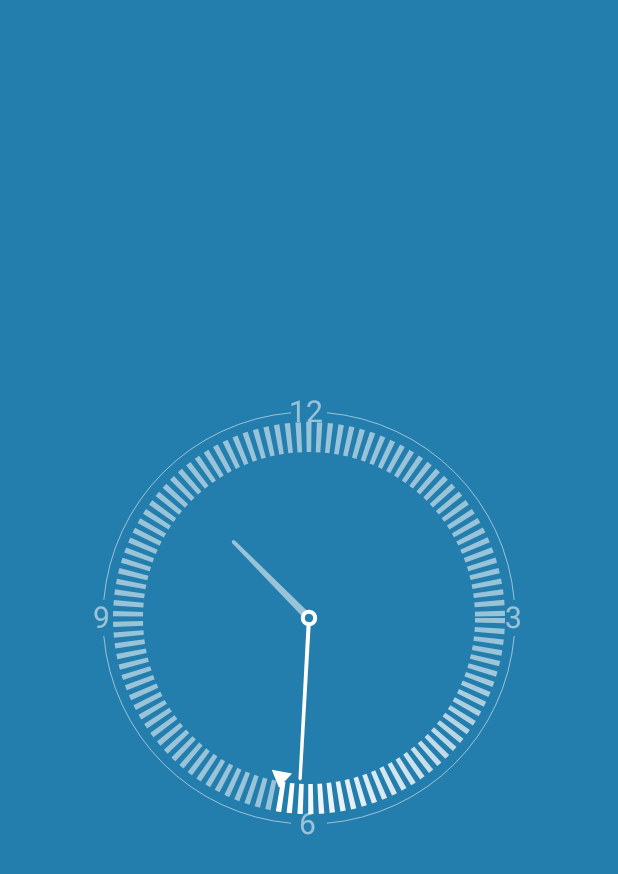
After one commit to cuiwenju2017/We, an Android app: the layout activity_clock.xml on its own in the app's theme, with its tools: preview values and no code run, on a phone screen of 412 x 824 dp. The commit adds this screen. Shown: the top 874 px of the screen. Run offline under Robolectric (Android 15) with nearby library versions, the phone set to English and light mode, and no system bars.

Commit message:
2020/03/19

```diff
--- /dev/null
+++ b/app/src/main/java/com/cwj/love_lhh/view/OclockView.java
@@ -0,0 +1,418 @@
+package com.cwj.love_lhh.view;
+
+import android.animation.PropertyValuesHolder;
+import android.animation.TimeInterpolator;
+import android.animation.ValueAnimator;
+import android.content.Context;
+import android.graphics.Camera;
+import android.graphics.Canvas;
+import android.graphics.Color;
+import android.graphics.DashPathEffect;
+import android.graphics.Matrix;
+import android.graphics.Paint;
+import android.graphics.Path;
+import android.graphics.RectF;
+import android.graphics.SweepGradient;
+import android.os.Build;
+import android.util.AttributeSet;
+import android.view.MotionEvent;
+import android.view.View;
+
+import androidx.annotation.RequiresApi;
+
+import java.util.Calendar;
+
+/**
+ * Created by yc.Zhao on 2017/12/26 0026.
+ * 时钟View,change
+ */
+
+public class OclockView extends View {
+    //时钟正方形的宽高
+    private int width;
+    //圆心点x和y坐标,x=y
+    private int mCenterPoint;
+    //刻度笔,为浅白色
+    private Paint paint;
+    //当前刻度笔，为白色
+    private Paint time_paint;
+    //中心圆环笔
+    private Paint center_paint;
+    //渐变比
+    private Paint change_paint;
+    //秒针比
+    private Paint sPaint;
+    //分针比
+    private Paint mPaint;
+    //是真比
+    private Paint hPaint;
+    //圆的半径,设置为屏幕的三分之一
+    private int radius;
+    //屏幕边缘到圆环的距离
+    private int distance;
+    /* 触摸时作用在Camera的矩阵 */
+    private Matrix mCameraMatrix;
+    //用于实现3d效果
+    private Camera mCamera;
+    //处理钟表动画
+    private ValueAnimator valueAnimator;
+    //camera旋转的最大角度
+    private float mMaxCameraRotate = 10;
+    /* camera绕X轴旋转的角度 */
+    private float mCameraRotateX;
+    /* camera绕Y轴旋转的角度 */
+    private float mCameraRotateY;
+    /* 指针的在x轴的位移 */
+    private float mCanvasTranslateX;
+    /* 指针的在y轴的位移 */
+    private float mCanvasTranslateY;
+    /* 指针的最大位移 */
+    private float mMaxCanvasTranslate;
+    /* 时针角度 */
+    private float mHourDegree;
+    /* 分针角度 */
+    private float mMinuteDegree;
+    /* 秒针角度 */
+    private float mSecondDegree;
+
+    /* 渐变矩阵，作用在SweepGradient */
+    private Matrix mGradientMatrix;
+    /* 梯度扫描渐变 */
+    private SweepGradient mSweepGradient;
+
+    private int weithColor;
+    private int grayColor;
+    private Canvas mCanvas;
+
+    /* 时针路径 */
+    private Path mHourHandPath;
+    /* 分针路径 */
+    private Path mMinuteHandPath;
+    /* 秒针路径 */
+    private Path mSecondHandPath;
+    private RectF mCircleRectF;
+    public OclockView(Context context) {
+        this(context,null);
+    }
+
+    public OclockView(Context context, AttributeSet attrs) {
+        this(context, attrs,0);
+    }
+
+    public OclockView(Context context, AttributeSet attrs, int defStyleAttr) {
+        super(context, attrs, defStyleAttr);
+        paint = new Paint();
+        paint.setColor(Color.parseColor("#88ffffff"));
+        paint.setStyle(Paint.Style.STROKE);
+        paint.setAntiAlias(true);
+        center_paint = new Paint();
+        center_paint.setColor(Color.parseColor("#ffffff"));
+        center_paint.setStyle(Paint.Style.STROKE);
+        center_paint.setAntiAlias(true);
+        center_paint.setStrokeWidth(13);
+        time_paint = new Paint();
+        time_paint.setColor(Color.parseColor("#88ffffff"));
+        time_paint.setStyle(Paint.Style.STROKE);
+        time_paint.setAntiAlias(true);
+        DashPathEffect dashPathEffect = new DashPathEffect(new float[]{5,5},0);
+        time_paint.setPathEffect(dashPathEffect);
+
+        mCameraMatrix = new Matrix();
+        mCamera = new Camera();
+
+        mGradientMatrix = new Matrix();
+
+        weithColor = Color.parseColor("#ffffff");
+        grayColor = Color.parseColor("#88ffffff");
+
+        mSecondHandPath = new Path();
+        mMinuteHandPath = new Path();
+        mHourHandPath = new Path();
+
+        sPaint = new Paint();
+        sPaint.setColor(Color.parseColor("#ffffff"));
+        sPaint.setStyle(Paint.Style.FILL);
+        sPaint.setAntiAlias(true);
+
+        change_paint = new Paint();
+        change_paint.setStyle(Paint.Style.STROKE);
+        change_paint.setAntiAlias(true);
+        DashPathEffect dashPathEffect2 = new DashPathEffect(new float[]{5,5},0);
+        change_paint.setPathEffect(dashPathEffect2);
+
+        mCircleRectF = new RectF();
+        mPaint = new Paint();
+        mPaint.setColor(Color.parseColor("#ffffff"));
+        mPaint.setStyle(Paint.Style.FILL);
+        mPaint.setAntiAlias(true);
+
+        hPaint = new Paint();
+        hPaint.setColor(Color.parseColor("#88ffffff"));
+        hPaint.setStyle(Paint.Style.FILL);
+        hPaint.setAntiAlias(true);
+    }
+
+    private void getTime() {
+        Calendar calendar = Calendar.getInstance();
+        //毫秒
+        float milliSecond = calendar.get(Calendar.MILLISECOND);
+        //秒
+        float second = calendar.get(Calendar.SECOND)+milliSecond/1000;
+        //分
+        float minute = calendar.get(Calendar.MINUTE)+second/60;
+        //时
+        float hour = calendar.get(Calendar.HOUR)+minute/60;
+        //求出三个指针的角度
+        mSecondDegree = second*6;
+        mMinuteDegree = 6*minute;
+        mHourDegree = 30*hour;
+    }
+
+    @RequiresApi(api = Build.VERSION_CODES.LOLLIPOP)
+    @Override
+    protected void onDraw(Canvas canvas) {
+        super.onDraw(canvas);
+        mCanvas=canvas;
+        //Camera实现3D效果
+        mCameraMatrix.reset();
+        mCamera.save();
+        mCamera.rotateX(mCameraRotateX);
+        mCamera.rotateY(mCameraRotateY);
+        mCamera.getMatrix(mCameraMatrix);
+        mCamera.restore();
+        mCameraMatrix.preTranslate(-getWidth()/2,-getHeight()/2);
+        mCameraMatrix.postTranslate(getWidth()/2,getHeight()/2);
+        canvas.concat(mCameraMatrix);
+
+        //获取系统时间
+        getTime();
+
+
+        //1、先把3,6,9,12四大刻度文字写出来，涉及到文字基准线和字体长度，所以微调一下
+        paint.setTextSize(30);
+        canvas.drawText("12",width/2-20,distance+10,paint);
+        canvas.drawText("3",width-distance-10,distance+10+radius,paint);
+        canvas.drawText("6",width/2-10,width-distance+10,paint);
+        canvas.drawText("9",distance-10,distance+radius+10,paint);
+
+        //2、把时钟外层轮廓 补全,注意留下一点间距(给圆心角流出5度的宽余),也就是画圆弧,
+        canvas.drawArc(distance,distance,distance+radius*2,distance+radius*2,-85,80,false,paint);
+        canvas.drawArc(distance,distance,distance+radius*2,distance+radius*2,5,80,false,paint);
+        canvas.drawArc(distance,distance,distance+radius*2,distance+radius*2,95,80,false,paint);
+        canvas.drawArc(distance,distance,distance+radius*2,distance+radius*2,185,80,false,paint);
+
+        //确定圆心圆环
+//        canvas.drawCircle(mCenterPoint,mCenterPoint,20,center_paint);
+
+
+        //外弧到刻度的距离,
+        canvas.save();
+        canvas.translate(mCanvasTranslateX,mCanvasTranslateY);
+        //处理颜色渐变
+        mGradientMatrix.setRotate(mSecondDegree-90,mCenterPoint,mCenterPoint);
+        mSweepGradient.setLocalMatrix(mGradientMatrix);
+        change_paint.setShader(mSweepGradient);
+        int innerdistance = radius/8;
+        change_paint.setStrokeWidth(30);
+        canvas.drawCircle(mCenterPoint,mCenterPoint,radius-innerdistance,change_paint);
+        canvas.restore();
+
+        //画秒针
+        drawSPointer();
+        //画时针，被分针覆盖
+        drawHPointer();
+        //画分针
+        drawMPointer();
+
+        invalidate();
+    }
+
+    private void drawHPointer() {
+        mCanvas.save();
+        mCanvas.translate(mCanvasTranslateX * 1.2f, mCanvasTranslateY * 1.2f);
+        mCanvas.rotate(mHourDegree, getWidth() / 2, getHeight() / 2);
+        mHourHandPath.reset();
+        float offset = distance;
+        mHourHandPath.moveTo(getWidth() / 2 - 0.018f * radius, getHeight() / 2 - 0.03f * radius);
+        mHourHandPath.lineTo(getWidth() / 2 - 0.009f * radius, offset + 0.48f * radius);
+        mHourHandPath.quadTo(getWidth() / 2, offset + 0.46f * radius,
+                getWidth() / 2 + 0.009f * radius, offset + 0.48f * radius);
+        mHourHandPath.lineTo(getWidth() / 2 + 0.018f * radius, getHeight() / 2 - 0.03f * radius);
+        mHourHandPath.close();
+        hPaint.setStyle(Paint.Style.FILL);
+        mCanvas.drawPath(mHourHandPath, hPaint);
+
+        mCircleRectF.set(getWidth() / 2 - 0.03f * radius, getHeight() / 2 - 0.03f * radius,
+                getWidth() / 2 + 0.03f * radius, getHeight() / 2 + 0.03f * radius);
+        hPaint.setStyle(Paint.Style.STROKE);
+        hPaint.setStrokeWidth(0.01f * radius);
+        mCanvas.drawArc(mCircleRectF, 0, 360, false, hPaint);
+        mCanvas.restore();
+    }
+
+    private void drawMPointer() {
+        mCanvas.save();
+        mCanvas.translate(mCanvasTranslateX * 2f, mCanvasTranslateY * 2f);
+        mCanvas.rotate(mMinuteDegree, getWidth() / 2, getHeight() / 2);
+        mMinuteHandPath.reset();
+        float offset = distance-30;
+        mMinuteHandPath.moveTo(getWidth() / 2 - 0.01f * radius, getHeight() / 2 - 0.03f * radius);
+        mMinuteHandPath.lineTo(getWidth() / 2 - 0.008f * radius, offset + 0.365f * radius);
+        mMinuteHandPath.quadTo(getWidth() / 2, offset + 0.345f * radius,
+                getWidth() / 2 + 0.008f * radius, offset + 0.365f * radius);
+        mMinuteHandPath.lineTo(getWidth() / 2 + 0.01f * radius, getHeight() / 2 - 0.03f * radius);
+        mMinuteHandPath.close();
+        mPaint.setStyle(Paint.Style.FILL);
+        mCanvas.drawPath(mMinuteHandPath, mPaint);
+
+        mCircleRectF.set(getWidth() / 2 - 0.03f * radius, getHeight() / 2 - 0.03f * radius,
+                getWidth() / 2 + 0.03f * radius, getHeight() / 2 + 0.03f * radius);
+        mPaint.setStyle(Paint.Style.STROKE);
+        mPaint.setStrokeWidth(0.02f * radius);
+        mCanvas.drawArc(mCircleRectF, 0, 360, false, mPaint);
+        mCanvas.restore();
+    }
+
+    private void drawSPointer() {
+        mCanvas.save();
+        mCanvas.translate(mCanvasTranslateX,mCanvasTranslateY);
+        mCanvas.rotate(mSecondDegree,mCenterPoint,mCenterPoint);
+        mSecondHandPath.reset();
+        mSecondHandPath.moveTo(mCenterPoint,distance-20+0.26f*radius);
+        mSecondHandPath.lineTo(mCenterPoint - 0.05f * radius, distance-20+0.34f * radius);
+        mSecondHandPath.lineTo(mCenterPoint+ 0.05f * radius, distance-20 + 0.34f * radius);
+        mSecondHandPath.close();
+        mCanvas.drawPath(mSecondHandPath, sPaint);
+        mCanvas.restore();
+
+
+
+    }
+
+    @Override
+    protected void onMeasure(int widthMeasureSpec, int heightMeasureSpec) {
+        super.onMeasure(widthMeasureSpec, heightMeasureSpec);
+        int widthSize = MeasureSpec.getSize(widthMeasureSpec);
+        int widthMode = MeasureSpec.getMode(widthMeasureSpec);
+        int heightSize = MeasureSpec.getSize(heightMeasureSpec);
+        int heightMode = MeasureSpec.getMode(heightMeasureSpec);
+        width = Math.min(widthSize, heightSize);
+        if (widthMode == MeasureSpec.UNSPECIFIED) {
+            width = heightSize;
+        } else if (heightMode == MeasureSpec.UNSPECIFIED) {
+            width = widthSize;
+        }
+        //圆心坐标
+        mCenterPoint = width/2;
+        //圆半径
+        radius = width/3;
+        //圆环距屏幕边缘距离,都会算吧  哈哈哈
+        distance = width/6;
+        mMaxCanvasTranslate = 0.02f * radius;
+
+        mSweepGradient = new SweepGradient(mCenterPoint, mCenterPoint,
+                new int[]{grayColor, weithColor}, new float[]{0.75f, 1});
+        setMeasuredDimension(width, width );
+    }
+
+
+    @Override
+    public boolean onTouchEvent(MotionEvent event) {
+        switch (event.getAction()){
+            case MotionEvent.ACTION_DOWN:
+                if (valueAnimator!=null&&valueAnimator.isRunning()){
+                    valueAnimator.cancel();
+                }
+                getViewRotate(event);
+                getViewTranslate(event);
+                break;
+            case MotionEvent.ACTION_MOVE:
+                getViewRotate(event);
+                getViewTranslate(event);
+                break;
+            case MotionEvent.ACTION_UP:
+                startOclockAnmi();
+                break;
+        }
+        return true;
+    }
+
+    private void startOclockAnmi() {
+        final String camerRotateXName = "cameraRotateX";
+        final String camerRotateYName = "cameraRotateY";
+        final String canvasTranslateXName = "canvasTranslateX";
+        final String canvasTranslateYName = "canvasTranslateY";
+        PropertyValuesHolder cameraRotateXHolder =
+                PropertyValuesHolder.ofFloat(camerRotateXName, mCameraRotateX, 0);
+        PropertyValuesHolder cameraRotateYHolder =
+                PropertyValuesHolder.ofFloat(camerRotateYName, mCameraRotateY, 0);
+        PropertyValuesHolder canvasTranslateXHolder =
+                PropertyValuesHolder.ofFloat(canvasTranslateXName, mCanvasTranslateX, 0);
+        PropertyValuesHolder canvasTranslateYHolder =
+                PropertyValuesHolder.ofFloat(canvasTranslateYName, mCanvasTranslateY, 0);
+        valueAnimator= ValueAnimator.ofPropertyValuesHolder(cameraRotateXHolder,
+                cameraRotateYHolder, canvasTranslateXHolder, canvasTranslateYHolder);
+
+        valueAnimator.setInterpolator(new TimeInterpolator() {
+            @Override
+            public float getInterpolation(float input) {
+                //http://inloop.github.io/interpolator/
+                float f = 0.571429f;
+                return (float) (Math.pow(2, -2 * input) * Math.sin((input - f / 4) * (2 * Math.PI) / f) + 1);
+            }
+        });
+        valueAnimator.setDuration(1000);
+        valueAnimator.addUpdateListener(new ValueAnimator.AnimatorUpdateListener() {
+            @Override
+            public void onAnimationUpdate(ValueAnimator animation) {
+                mCameraRotateX = (float) animation.getAnimatedValue(camerRotateXName);
+                mCameraRotateY = (float) animation.getAnimatedValue(camerRotateXName);
+                mCanvasTranslateX = (float) animation.getAnimatedValue(canvasTranslateXName);
+                mCanvasTranslateY = (float) animation.getAnimatedValue(canvasTranslateYName);
+            }
+        });
+        valueAnimator.start();
+
+    }
+
+    private void getViewTranslate(MotionEvent event) {
+        float translateX = (event.getX() - getWidth() / 2);
+        float translateY = (event.getY() - getHeight() / 2);
+        //求出此时位移的大小与半径之比
+        float[] percentArr = getPercent(translateX, translateY);
+        //最终位移的大小按比例匀称改变
+        mCanvasTranslateX = percentArr[0] * mMaxCanvasTranslate;
+        mCanvasTranslateY = percentArr[1] * mMaxCanvasTranslate;
+    }
+
+    //获取camera旋转角度
+    private void getViewRotate(MotionEvent event) {
+        float retateX = -(event.getY()-getHeight()/2);
+        float retateY = -(event.getX()-getWidth()/2);
+        //求出自旋转大小与半径比
+        float[] precentArc = getPercent(retateX,retateY);
+        mCameraRotateX = precentArc[0]*mMaxCameraRotate;
+        mCameraRotateY = precentArc[1]*mMaxCameraRotate;
+
+    }
+
+    // 获取一个操作旋转或位移大小的比例
+    private float[] getPercent(float x, float y) {
+        float[] percentArr = new float[2];
+        float percentX = x / radius;
+        float percentY = y / radius;
+        if (percentX > 1) {
+            percentX = 1;
+        } else if (percentX < -1) {
+            percentX = -1;
+        }
+        if (percentY > 1) {
+            percentY = 1;
+        } else if (percentY < -1) {
+            percentY = -1;
+        }
+        percentArr[0] = percentX;
+        percentArr[1] = percentY;
+        return percentArr;
+    }
+}
--- /dev/null
+++ b/app/src/main/res/layout/activity_clock.xml
@@ -0,0 +1,19 @@
+<?xml version="1.0" encoding="utf-8"?>
+<RelativeLayout xmlns:android="http://schemas.android.com/apk/res/android"
+    xmlns:app="http://schemas.android.com/apk/res-auto"
+    xmlns:tools="http://schemas.android.com/tools"
+    android:layout_width="match_parent"
+    android:layout_height="match_parent"
+    android:background="@color/ocbg">
+
+    <com.cwj.love_lhh.view.OclockView
+        android:layout_width="match_parent"
+        android:layout_height="wrap_content"
+        android:layout_centerInParent="true"
+        android:background="@color/ocbg" />
+
+    <androidx.coordinatorlayout.widget.CoordinatorLayout
+        android:id="@+id/cl_view"
+        android:layout_width="match_parent"
+        android:layout_height="match_parent" />
+</RelativeLayout>
```
Also changed, not shown: app/src/main/AndroidManifest.xml (+24 -6 lines), app/src/main/java/com/cwj/love_lhh/activity/ClockActivity.java (added, +26 -0 lines), app/src/main/java/com/cwj/love_lhh/fragment/ToolFragment.java (+7 -2 lines), app/src/main/res/layout/fragment_tool.xml (+41 -0 lines), app/src/main/res/drawable-xhdpi/clock.png (added).
